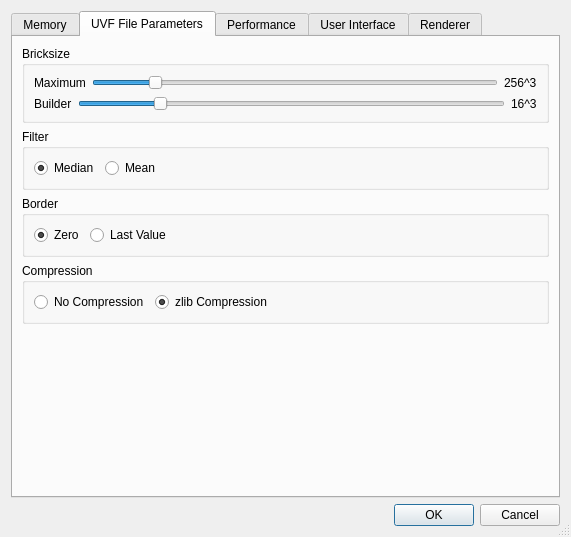
Qt form ImageVis3D/UI/UI/SettingsDlg.ui (SCIInstitute/ImageVis3D) before a commit.
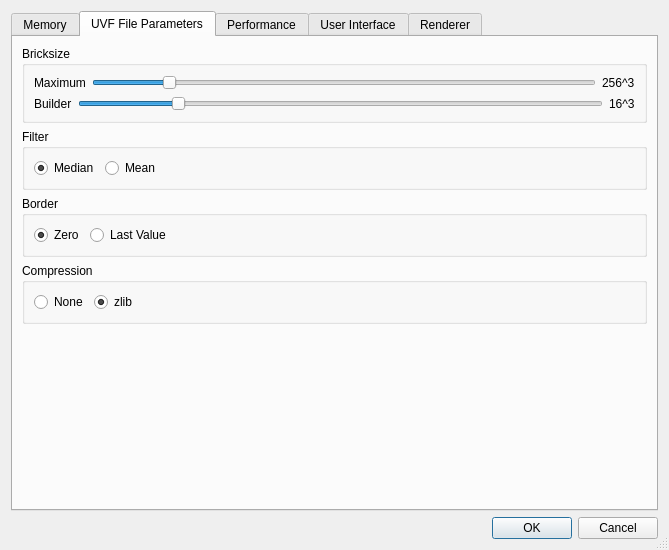
The same form after that commit. The open tabs and pages were chosen to show the change.

Commit message:
Default 'reduce res' to on.
Get rid of 'Compression', it's in the heading.

```diff
--- a/ImageVis3D/UI/UI/SettingsDlg.ui
+++ b/ImageVis3D/UI/UI/SettingsDlg.ui
@@ -9,8 +9,8 @@
    <rect>
     <x>0</x>
     <y>0</y>
-    <width>521</width>
-    <height>482</height>
+    <width>669</width>
+    <height>550</height>
    </rect>
   </property>
   <property name="contextMenuPolicy">
@@ -536,14 +536,14 @@
           <item>
            <widget class="QRadioButton" name="radioButton_noCompression">
             <property name="text">
-             <string>No Compression</string>
+             <string>None</string>
             </property>
            </widget>
           </item>
           <item>
            <widget class="QRadioButton" name="radioButton_zlibCompression">
             <property name="text">
-             <string>zlib Compression</string>
+             <string>zlib</string>
             </property>
             <property name="checked">
              <bool>true</bool>
```
Left out of the diff: 5 changed lines with no effect on the pictures.
